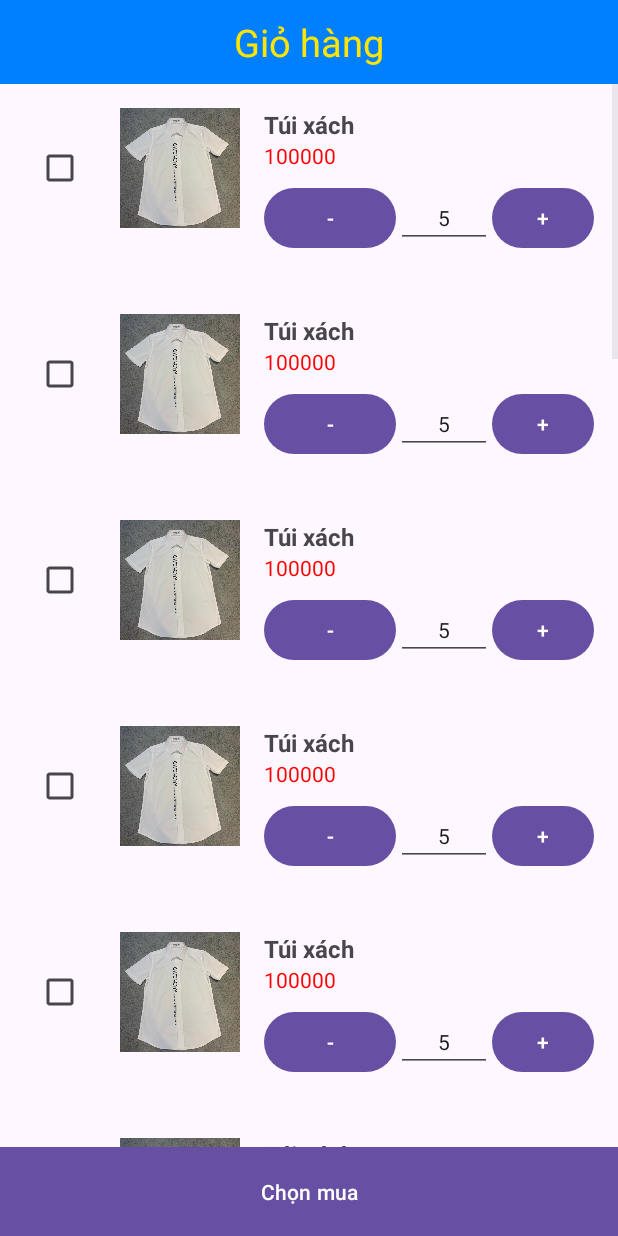
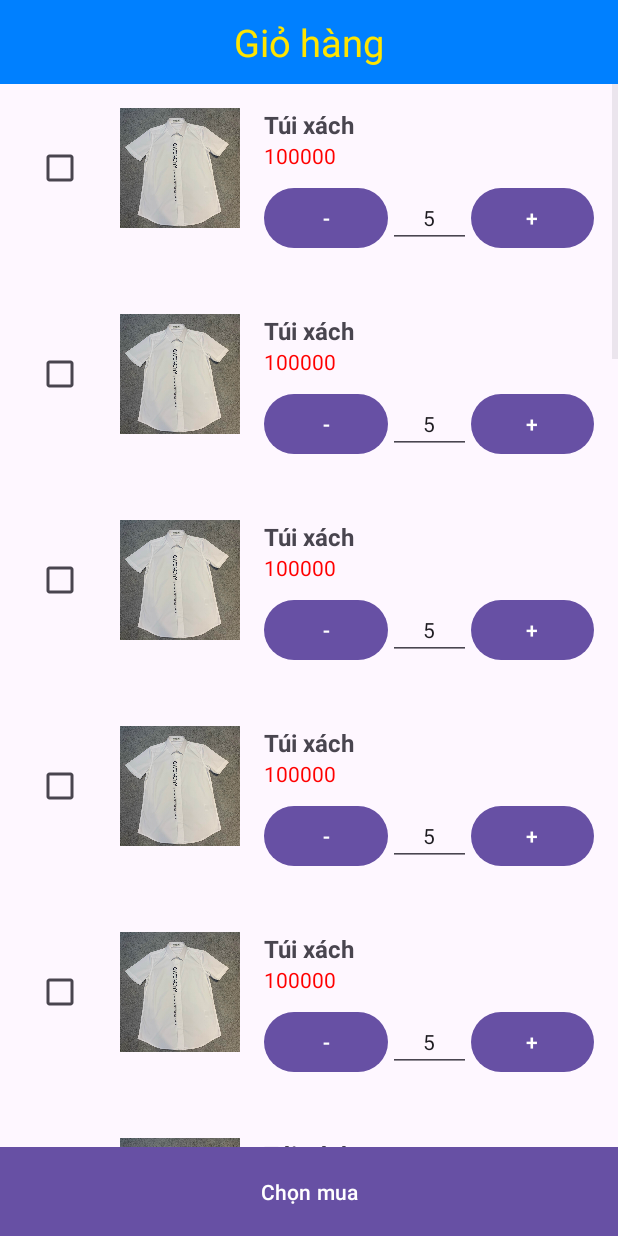
Before and after one commit to NguyenHoangNamCT/Online-Shop-App-for-Android, an Android app: the GioHangActivity screen opened directly, with no data from a screen before it, on a phone screen of 412 x 824 dp. Run offline under Robolectric (Android 15) with nearby library versions, the phone set to English and light mode, and no system bars; network calls fail.

Commit message:
Fix giao diện dòng sản phẩm

```diff
--- a/ThaoTacVoiDatabase/myApp/app/src/main/res/layout/dong_gio_hang.xml
+++ b/ThaoTacVoiDatabase/myApp/app/src/main/res/layout/dong_gio_hang.xml
@@ -61,29 +61,34 @@
             android:layout_marginTop="8dp">
 
             <!-- Button giảm số lượng -->
+
+            <!-- EditText để nhập số lượng -->
             <Button
                 android:id="@+id/giam_so_luong_button_dong_gio_hang"
-                android:layout_width="wrap_content"
+                android:layout_width="0dp"
                 android:layout_height="wrap_content"
-                android:text="-"/>
+                android:text="-"
+                android:layout_weight="2"/>
 
-            <!-- EditText để nhập số lượng -->
             <EditText
                 android:id="@+id/so_luong_edittext_dong_gio_hang"
-                android:layout_width="wrap_content"
+                android:layout_width="0dp"
                 android:layout_height="wrap_content"
                 android:inputType="number"
                 android:textSize="14sp"
                 android:ems="4"
                 android:textAlignment="center"
-                android:paddingHorizontal="8dp"/>
+                android:paddingHorizontal="8dp"
+                android:layout_weight="3"
+                android:gravity="center_horizontal"/>
 
             <!-- Button tăng số lượng -->
             <Button
                 android:id="@+id/tang_so_luong_button_dong_gio_hang"
-                android:layout_width="wrap_content"
+                android:layout_width="0dp"
                 android:layout_height="wrap_content"
-                android:text="+"/>
+                android:text="+"
+                android:layout_weight="2"/>
         </LinearLayout>
     </LinearLayout>
 </LinearLayout>
```
